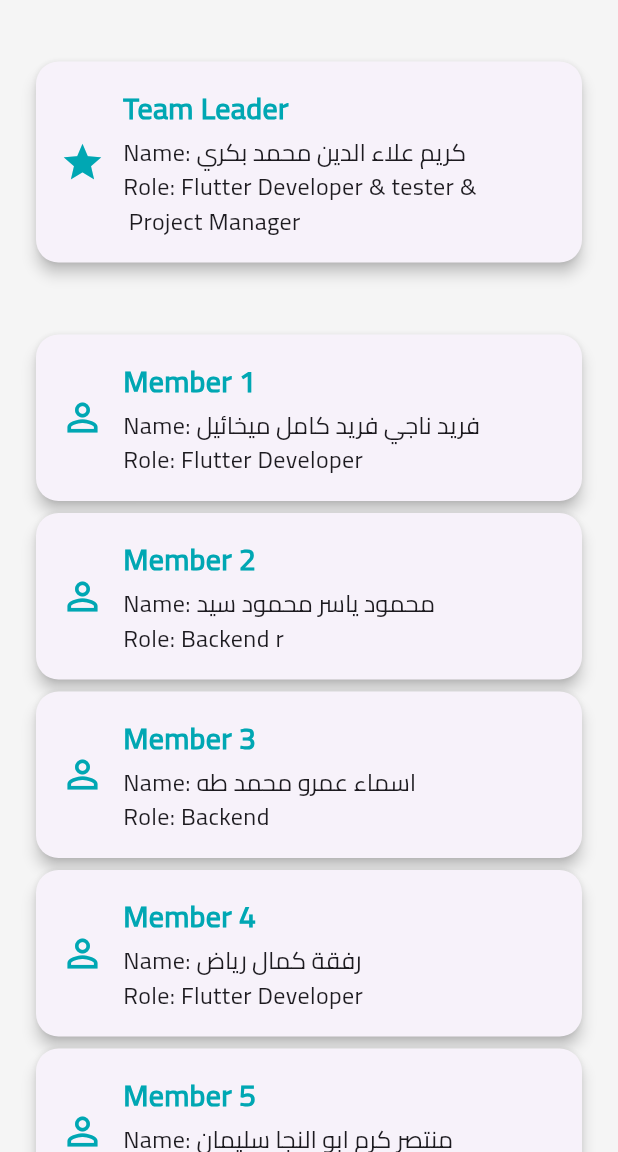
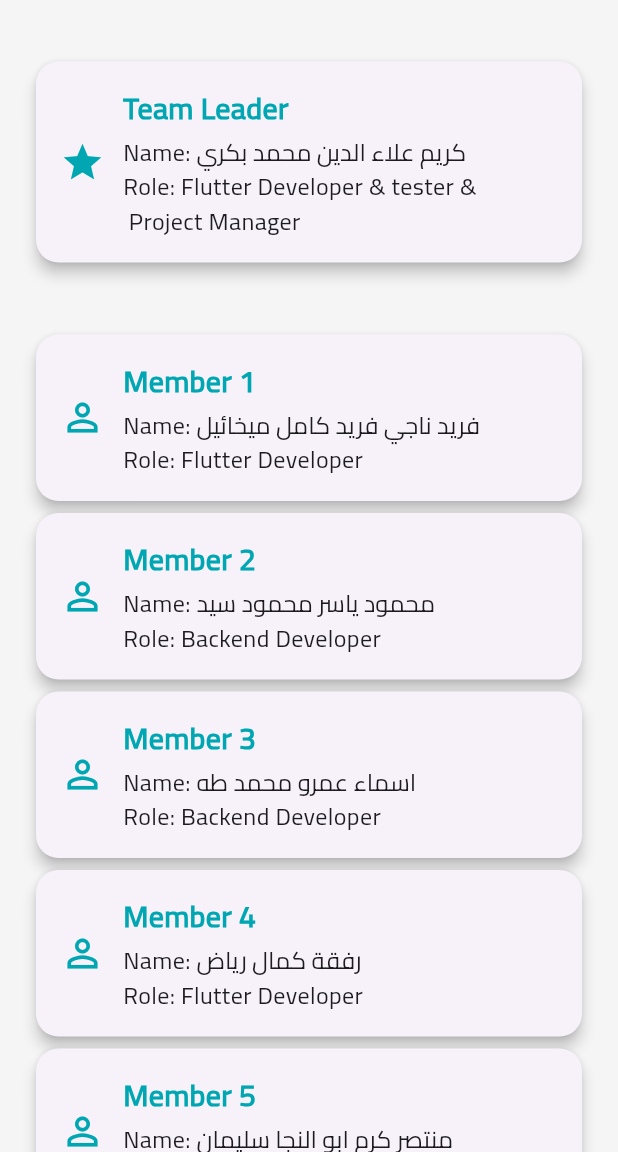
Before and after one commit to kaReemalaa808/lifelink, a Flutter app: the AboutPage screen opened by its route, scrolled down 576 dp, on a phone screen of 412 x 824 dp, the part 84-1236 px from its top. Run offline on Flutter 3.47's test engine with Material 3 defaults, Android fonts, the phone set to English and light mode, and no system bars; our stand-ins replace connectivity_plus, curved_navigation_bar, internet_connection_checker.

Commit message:
Base app

```diff
--- a/lib/screen/about_page.dart
+++ b/lib/screen/about_page.dart
@@ -200,7 +200,7 @@ class _AboutPageState extends State<AboutPage> {
                         style: TextStyle(fontFamily: "Cairo", fontSize: 16),
                       ),
                       Text(
-                        "Role: Backend r",
+                        "Role: Backend Developer",
                         style: TextStyle(fontFamily: "Cairo", fontSize: 16),
                       ),
                     ],
@@ -243,7 +243,7 @@ class _AboutPageState extends State<AboutPage> {
                         style: TextStyle(fontFamily: "Cairo", fontSize: 16),
                       ),
                       Text(
-                        "Role: Backend ",
+                        "Role: Backend Developer",
                         style: TextStyle(fontFamily: "Cairo", fontSize: 16),
                       ),
                     ],
@@ -329,7 +329,7 @@ class _AboutPageState extends State<AboutPage> {
                         style: TextStyle(fontFamily: "Cairo", fontSize: 16),
                       ),
                       Text(
-                        "Role: Backend ",
+                        "Role: Backend Developer",
                         style: TextStyle(fontFamily: "Cairo", fontSize: 16),
                       ),
                     ],
```
